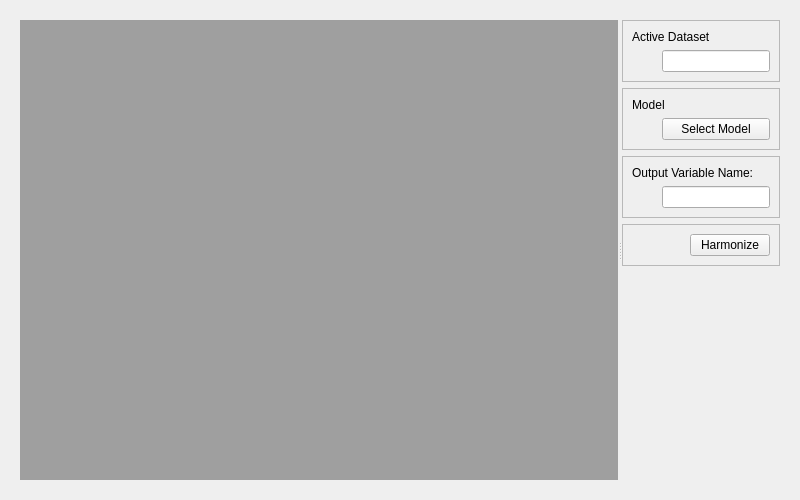
The window that NiChartGUI/plugins/harmonizeview/harmonizeview.ui (CBICA/NiChart_Viewer) describes before a commit, drawn with Qt 5.
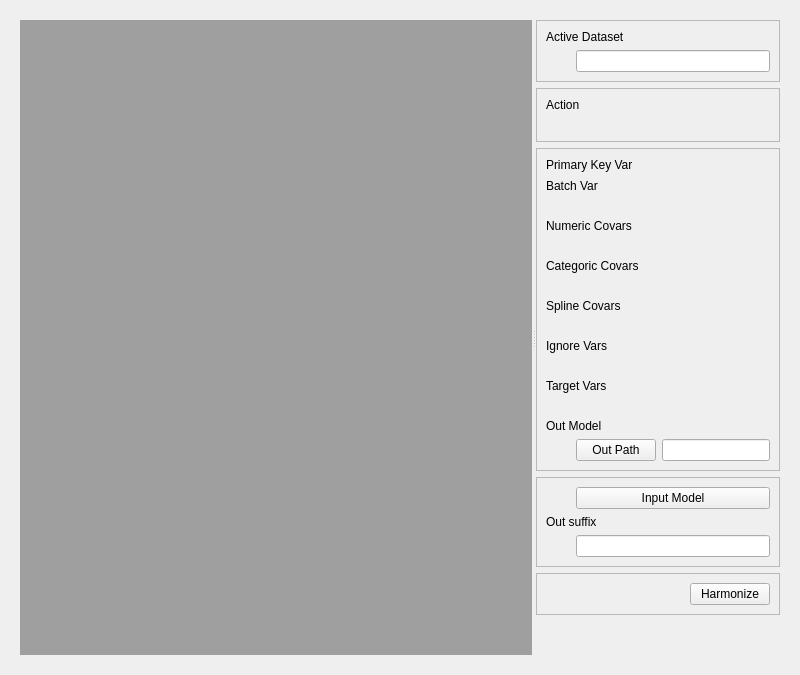
The same window after the commit.

The edit to the form file:
```diff
--- a/NiChartGUI/plugins/harmonizeview/harmonizeview.ui
+++ b/NiChartGUI/plugins/harmonizeview/harmonizeview.ui
@@ -14,13 +14,9 @@
       <string>Form</string>
     </property>
     
-
-    <layout  class="QVBoxLayout"  name="horizontalLayout">
+    <layout  class="QVBoxLayout"  name="vlMain">
       <item>
-        
         <widget class="QWidget" name="verticalLayoutWidget">
-    
-    
             <layout  class="QHBoxLayout"  name="horizontalLayout">
             <item>
                 <widget  class="QSplitter"  name="splitter">
@@ -111,8 +107,7 @@
                     </item>
                         
                     <item>
-                        <widget  class="QFrame"  name="wHarmonizeOptions">
-                        
+                                    <widget  class="QFrame"  name="wAction">
                         <property  name="frameShape">
                             <enum>QFrame::StyledPanel</enum>
                         </property>
@@ -122,17 +117,353 @@
                         <property  name="lineWidth">
                             <number>8</number>
                         </property>
-                        
-                        <layout  class="QVBoxLayout"  name="vlNormalize">
+                                    
+                                    <layout  class="QVBoxLayout"  name="vlAction">
+                                        
+                                        <item>
+                                        <widget  class="QLabel"  name="label_select">
+                                            <property  name="text">
+                                            <string>Action</string>
+                                            </property>
+                                        </widget>
+                                        </item>
+                                        
+                                        <item>
+                                        <layout  class="QHBoxLayout"  name="horizontalLayout_5">
+                                            <item>
+                                            <spacer  name="horizontalSpacer_5">
+                                                <property  name="orientation">
+                                                <enum>Qt::Horizontal</enum>
+                                                </property>
+                                                
+                                                <property name="sizeType">
+                                                    <enum>QSizePolicy::Fixed</enum>
+                                                </property>
+                                                
+                                                <property  name="sizeHint"  stdset="0">
+                                                <size>
+                                                    <width>30</width>
+                                                    <height>20</height>
+                                                </size>
+                                                </property>
+                                            </spacer>
+                                            </item>
+                                        </layout>
+                                        </item>
+                                    </layout>
+                                    
+                                    </widget>
+                                </item>
+                                
+                                <item>
+                                    <widget  class="QFrame"  name="wParamsLearn">
+                                    <property  name="frameShape">
+                                        <enum>QFrame::StyledPanel</enum>
+                                    </property>
+                                    <property  name="frameShadow">
+                                        <enum>QFrame::Raised</enum>
+                                    </property>
+                                    <property  name="lineWidth">
+                                        <number>8</number>
+                                    </property>
+                                    
+                                    <layout  class="QVBoxLayout"  name="vlParamsLearn">
+                                        
+                                        <item>
+                                        <widget  class="QLabel"  name="label_select">
+                                            <property  name="text">
+                                            <string>Primary Key Var</string>
+                                            </property>
+                                        </widget>
+                                        </item>
+                                        
+                                        <item>
+                                        <layout  class="QHBoxLayout"  name="horizontalLayout_5">
+                                            <item>
+                                            <spacer  name="horizontalSpacer_5">
+                                                <property  name="orientation">
+                                                <enum>Qt::Horizontal</enum>
+                                                </property>
+                                                
+                                                <property name="sizeType">
+                                                    <enum>QSizePolicy::Fixed</enum>
+                                                </property>
+                                                
+                                            </spacer>
+                                            </item>
+                                            <item>
+                                                <layout  class="QVBoxLayout"  name="vlPrimaryKeyVar"/>
+                                            </item>
+                                        </layout>
+                                        </item>
 
                             <item>
                             <widget  class="QLabel"  name="label_select">
                                 <property  name="text">
-                                <string>Model</string>
+                                            <string>Batch Var</string>
                                 </property>
                             </widget>
                             </item>
-                            
+                                        
+                                        <item>
+                                        <layout  class="QHBoxLayout"  name="horizontalLayout_5">
+                                            <item>
+                                            <spacer  name="horizontalSpacer_5">
+                                                <property  name="orientation">
+                                                <enum>Qt::Horizontal</enum>
+                                                </property>
+                                                
+                                                <property name="sizeType">
+                                                    <enum>QSizePolicy::Fixed</enum>
+                                                </property>
+                                    
+                                                <property  name="sizeHint"  stdset="0">
+                                                    <size>
+                                                        <width>30</width>
+                                                        <height>20</height>
+                                                    </size>
+                                                </property>
+                                            </spacer>
+                                            </item>
+                                            <item>
+                                            <layout  class="QVBoxLayout"  name="vlBatchVar"/>
+                                            </item>
+                                        </layout>
+                                        </item>
+                                        
+                                        <item>
+                                        <widget  class="QLabel"  name="label_select">
+                                            <property  name="text">
+                                            <string>Numeric Covars</string>
+                                            </property>
+                                        </widget>
+                                        </item>
+                                        
+                                        <item>
+                                        <layout  class="QHBoxLayout"  name="horizontalLayout_5">
+                                            <item>
+                                            <spacer  name="horizontalSpacer_5">
+                                                <property  name="orientation">
+                                                <enum>Qt::Horizontal</enum>
+                                                </property>
+                                                
+                                                <property name="sizeType">
+                                                    <enum>QSizePolicy::Fixed</enum>
+                                                </property>
+                                    
+                                                <property  name="sizeHint"  stdset="0">
+                                                    <size>
+                                                        <width>30</width>
+                                                        <height>20</height>
+                                                    </size>
+                                                </property>
+                                            </spacer>
+                                            </item>
+                                            <item>
+                                            <layout  class="QVBoxLayout"  name="vlNumVars"/>
+                                            </item>
+                                        </layout>
+                                        </item>
+                                        
+                                        <item>
+                                        <widget  class="QLabel"  name="label_select">
+                                            <property  name="text">
+                                            <string>Categoric Covars</string>
+                                            </property>
+                                        </widget>
+                                        </item>
+                                        
+                                        <item>
+                                        <layout  class="QHBoxLayout"  name="horizontalLayout_5">
+                                            <item>
+                                            <spacer  name="horizontalSpacer_5">
+                                                <property  name="orientation">
+                                                <enum>Qt::Horizontal</enum>
+                                                </property>
+                                                
+                                                <property name="sizeType">
+                                                    <enum>QSizePolicy::Fixed</enum>
+                                                </property>
+                                    
+                                                <property  name="sizeHint"  stdset="0">
+                                                    <size>
+                                                        <width>30</width>
+                                                        <height>20</height>
+                                                    </size>
+                                                </property>
+                                            </spacer>
+                                            </item>
+                                            <item>
+                                            <layout  class="QVBoxLayout"  name="vlCatVars"/>
+                                            </item>
+                                        </layout>
+                                        </item>
+                                        
+                                        <item>
+                                        <widget  class="QLabel"  name="label_select">
+                                            <property  name="text">
+                                            <string>Spline Covars</string>
+                                            </property>
+                                        </widget>
+                                        </item>
+                                        
+                                        <item>
+                                        <layout  class="QHBoxLayout"  name="horizontalLayout_5">
+                                            <item>
+                                            <spacer  name="horizontalSpacer_5">
+                                                <property  name="orientation">
+                                                <enum>Qt::Horizontal</enum>
+                                                </property>
+                                                
+                                                <property name="sizeType">
+                                                    <enum>QSizePolicy::Fixed</enum>
+                                                </property>
+                                    
+                                                <property  name="sizeHint"  stdset="0">
+                                                    <size>
+                                                        <width>30</width>
+                                                        <height>20</height>
+                                                    </size>
+                                                </property>
+                                            </spacer>
+                                            </item>
+                                            <item>
+                                            <layout  class="QVBoxLayout"  name="vlSplineVars"/>
+                                            </item>
+                                        </layout>
+                                        </item>
+                                        
+                                        <item>
+                                        <widget  class="QLabel"  name="label_select">
+                                            <property  name="text">
+                                            <string>Ignore Vars</string>
+                                            </property>
+                                        </widget>
+                                        </item>
+                                        
+                                        <item>
+                                        <layout  class="QHBoxLayout"  name="horizontalLayout_5">
+                                            <item>
+                                            <spacer  name="horizontalSpacer_5">
+                                                <property  name="orientation">
+                                                <enum>Qt::Horizontal</enum>
+                                                </property>
+                                                
+                                                <property name="sizeType">
+                                                    <enum>QSizePolicy::Fixed</enum>
+                                                </property>
+                                    
+                                                <property  name="sizeHint"  stdset="0">
+                                                    <size>
+                                                        <width>30</width>
+                                                        <height>20</height>
+                                                    </size>
+                                                </property>
+                                            </spacer>
+                                            </item>
+                                            <item>
+                                            <layout  class="QVBoxLayout"  name="vlIgnoreVars"/>
+                                            </item>
+                                        </layout>
+                                        </item>
+
+                                        <item>
+                                        <widget  class="QLabel"  name="label_select">
+                                            <property  name="text">
+                                            <string>Target Vars</string>
+                                            </property>
+                                        </widget>
+                                        </item>
+                                        
+                                        <item>
+                                        <layout  class="QHBoxLayout"  name="horizontalLayout_5">
+                                            <item>
+                                            <spacer  name="horizontalSpacer_5">
+                                                <property  name="orientation">
+                                                <enum>Qt::Horizontal</enum>
+                                                </property>
+                                                
+                                                <property name="sizeType">
+                                                    <enum>QSizePolicy::Fixed</enum>
+                                                </property>
+                                    
+                                                <property  name="sizeHint"  stdset="0">
+                                                    <size>
+                                                        <width>30</width>
+                                                        <height>20</height>
+                                                    </size>
+                                                </property>
+                                            </spacer>
+                                            </item>
+                                            <item>
+                                            <layout  class="QVBoxLayout"  name="vlTargetVars"/>
+                                            </item>
+                                        </layout>
+                                        </item>
+                                        
+                                        <item>
+                                        <widget  class="QLabel"  name="label_select">
+                                            <property  name="text">
+                                            <string>Out Model</string>
+                                            </property>
+                                        </widget>
+                                        </item>
+                                        
+                                        <item>
+                                        <layout  class="QHBoxLayout"  name="horizontalLayout_5">
+                                            <item>
+                                            <spacer  name="horizontalSpacer_5">
+                                                <property  name="orientation">
+                                                <enum>Qt::Horizontal</enum>
+                                                </property>
+                                                
+                                                <property name="sizeType">
+                                                    <enum>QSizePolicy::Fixed</enum>
+                                                </property>
+                                    
+                                                <property  name="sizeHint"  stdset="0">
+                                                    <size>
+                                                        <width>30</width>
+                                                        <height>20</height>
+                                                    </size>
+                                                </property>
+                                            </spacer>
+                                            </item>
+                                            <item>
+                                                <widget  class="QPushButton"  name="outDirBtn">
+                                                <property  name="text">
+                                                    <string>Out Path</string>
+                                                </property>
+                                                </widget>                                        
+                                            </item>
+                                            <item>
+                                                <widget  class="QLineEdit"  name="edit_outMdlName">
+                                                </widget>                                                                                
+                                            </item>
+                                            
+                                        </layout>
+                                        </item>
+                                        
+                                    </layout>
+                                    
+                                    </widget>
+                                </item>
+
+                                <item>
+                                    <widget  class="QFrame"  name="wParamsApply">
+                                    
+                                    <property  name="frameShape">
+                                        <enum>QFrame::StyledPanel</enum>
+                                    </property>
+                                    <property  name="frameShadow">
+                                        <enum>QFrame::Raised</enum>
+                                    </property>
+                                    <property  name="lineWidth">
+                                        <number>8</number>
+                                    </property>
+                                    
+                                    <layout  class="QVBoxLayout"  name="vlParamsApply">
+                                        
                             <item>
                             <layout  class="QHBoxLayout"  name="hlDivideBy">
                                 <item>
@@ -140,11 +471,11 @@
                                         <property  name="orientation">
                                         <enum>Qt::Horizontal</enum>
                                         </property>
-                                        
+                                                    
                                         <property name="sizeType">
                                             <enum>QSizePolicy::Fixed</enum>
                                         </property>                                    
-                                        
+                                                    
                                         <property  name="sizeHint"  stdset="0">
                                         <size>
                                             <width>30</width>
@@ -156,36 +487,21 @@
                                 <item>
                                     <widget  class="QPushButton"  name="selectModelBtn">
                                     <property  name="text">
-                                        <string>Select Model</string>
+                                                    <string>Input Model</string>
                                     </property>
                                     </widget>
                                 </item>
                             </layout>
                             </item>
 
-                        </layout>
-                        </widget>
-                    </item>
-                        
-                    <item>
-                        <widget  class="QFrame"  name="wOutVarName">
-                        <property  name="frameShape">
-                            <enum>QFrame::StyledPanel</enum>
-                        </property>
-                        <property  name="frameShadow">
-                            <enum>QFrame::Raised</enum>
-                        </property>
-                        <property  name="lineWidth">
-                            <number>8</number>
-                        </property>
-                        <layout  class="QVBoxLayout"  name="vlBC">
-                            <item>
+                                        <item>                                
                             <widget  class="QLabel"  name="label_select2">
                                 <property  name="text">
-                                <string>Output Variable Name: </string>
+                                                <string>Out suffix</string>
                                 </property>
                             </widget>
                             </item>
+
                             <item>
                             <layout  class="QHBoxLayout"  name="horizontalLayout_6">
                                 <item>
@@ -207,17 +523,18 @@
                                 </spacer>
                                 </item>
                                 <item>
-                                    <widget  class="QLineEdit"  name="edit_outVarName">
+                                                    <widget  class="QLineEdit"  name="edit_outSuff">
                                     </widget>
                                 </item>
                             </layout>
-                            </item>
-                        </layout>
-                        </widget>
-                    </item>
+                                        </item>                                        
 
+                                    </layout>                                    
+                                    </widget>                                
+                                </item>
+                                
                     <item>
-                    <widget  class="QFrame"  name="wCalcHarmonize">
+                                    <widget  class="QFrame"  name="wHarmonize">
                         <property  name="frameShape">
                         <enum>QFrame::StyledPanel</enum>
                         </property>
@@ -227,6 +544,7 @@
                         <property  name="lineWidth">
                         <number>8</number>
                         </property>
+
                         <layout  class="QHBoxLayout"  name="horizontalLayout_8">
                         <item>
                             <spacer  name="horizontalSpacer_8">
@@ -242,7 +560,7 @@
                             </spacer>
                         </item>
                         <item>
-                            <widget  class="QPushButton"  name="calcHarmonizeBtn">
+                                                <widget  class="QPushButton"  name="harmonizeBtn">
                             <property  name="text">
                                 <string>Harmonize</string>
                             </property>
@@ -251,7 +569,7 @@
                         </layout>
                     </widget>
                     </item>
-                            
+                                
                     <item>
                         <spacer  name="verticalSpacer">
                         <property  name="orientation">
@@ -272,12 +590,13 @@
                 </widget>
             </item>
             </layout>
-    
+            
+
         </widget>
       </item>
 
       </layout>
-    
+
             
   </widget>
   <resources/>
```
Left out of the diff: 29 changed lines with no effect on the pictures. Lines whose indentation alone changed are shown as unchanged.
